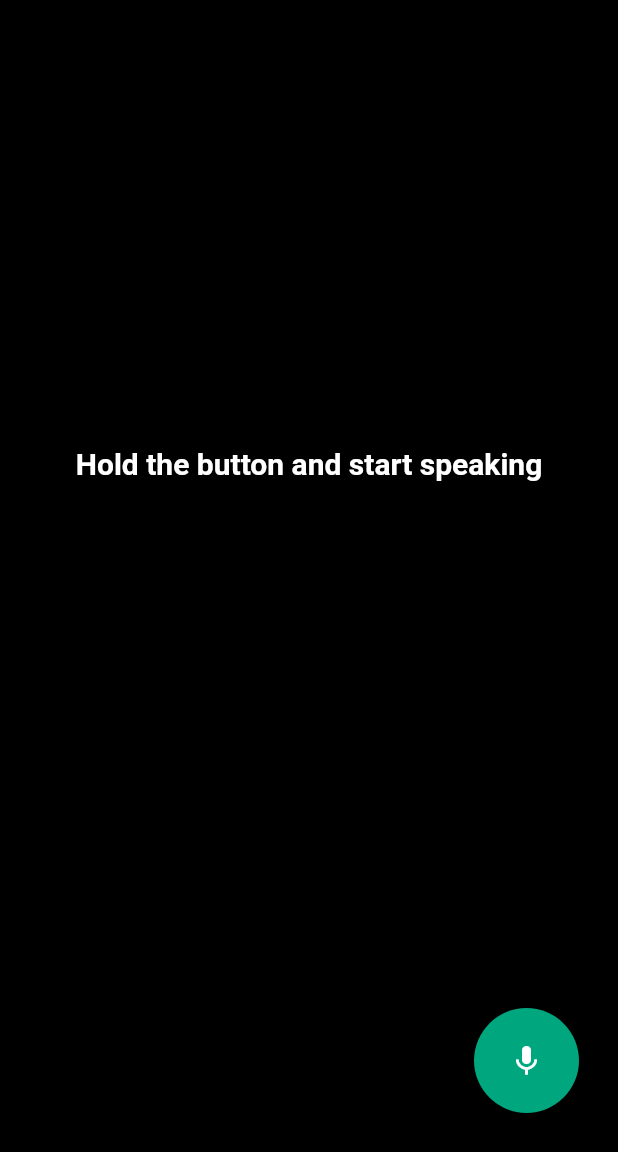
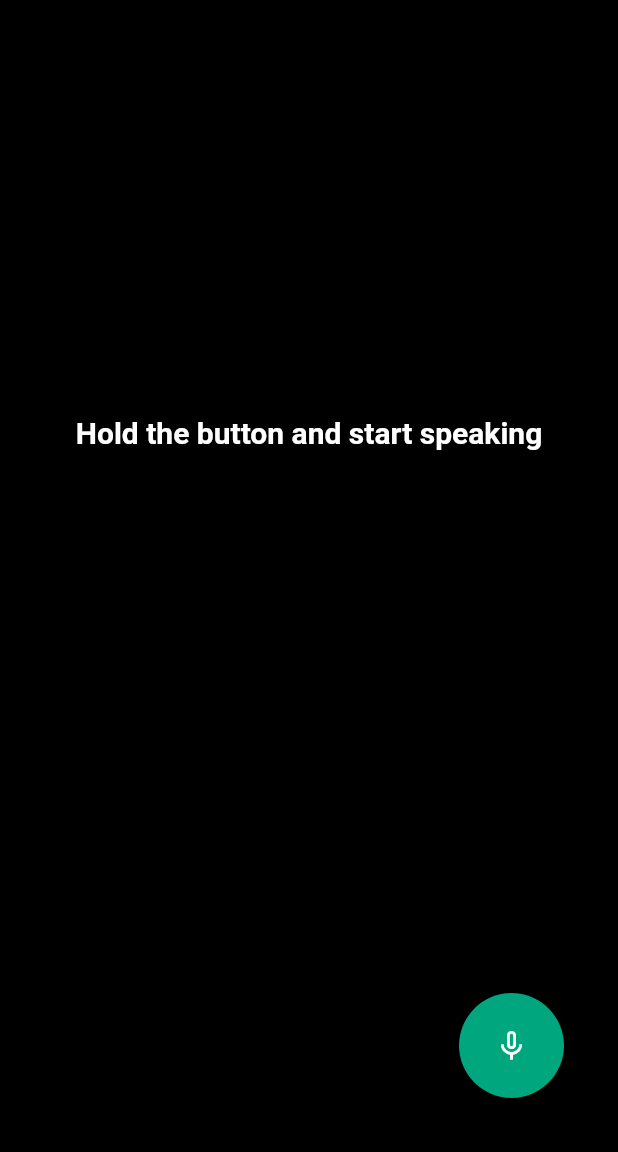
Before and after one commit to stp2003/speech_to_text, a Flutter app: the screen it shows after launch, on a phone screen of 412 x 824 dp, the part 84-1236 px from its top. Run offline on Flutter 3.47's test engine with Material 2 defaults, Android fonts, the phone set to English and light mode, and no system bars; drawn by our look-alikes of avatar_glow; our stand-ins replace speech_to_text.

Commit message:
Added speech to text

```diff
--- a/lib/main.dart
+++ b/lib/main.dart
@@ -1,6 +1,6 @@
 import 'package:flutter/material.dart';
 import 'package:flutter/services.dart';
-import 'package:speech_to_text/speech_screen.dart';
+import 'package:speech_to_texty/speech_screen.dart';
 
 void main() {
   SystemChrome.setSystemUIOverlayStyle(
--- a/lib/speech_screen.dart
+++ b/lib/speech_screen.dart
@@ -1,6 +1,7 @@
 import 'package:avatar_glow/avatar_glow.dart';
 import 'package:flutter/material.dart';
-import 'package:speech_to_text/colors.dart';
+import 'package:speech_to_text/speech_to_text.dart';
+import 'package:speech_to_texty/colors.dart';
 
 class SpeechScreen extends StatefulWidget {
   const SpeechScreen({Key? key}) : super(key: key);
@@ -10,24 +11,54 @@ class SpeechScreen extends StatefulWidget {
 }
 
 class _SpeechScreenState extends State<SpeechScreen> {
+  SpeechToText speechToText = SpeechToText();
   var text = "Hold the button and start speaking";
+  var isListening = false;
 
   @override
   Widget build(BuildContext context) {
     return Scaffold(
       backgroundColor: Colors.black,
-      floatingActionButton: const AvatarGlow(
-        endRadius: 45.0,
-        animate: true,
-        duration: Duration(milliseconds: 1000),
-        glowColor: Colors.lightBlue,
+
+      // FPr animation
+      floatingActionButton: AvatarGlow(
+        endRadius: 55.0,
+        animate: isListening, // only when pressed then only animate
+        duration: const Duration(milliseconds: 1000),
+        glowColor: Colors.white,
         repeat: true,
-        repeatPauseDuration: Duration(milliseconds: 100),
+        repeatPauseDuration: const Duration(milliseconds: 100),
         showTwoGlows: true,
+
+        child: GestureDetector(
+          onTapDown: (details) async {
+            if (!isListening) {
+              var available = await speechToText.initialize();
+              if (available) {
+                setState(() {
+                  isListening = true;
+                  speechToText.listen(onResult: (result) {
+                    setState(() {
+                      text = result.recognizedWords;
+                    });
+                  });
+                });
+              }
+            }
+          },
+          onTapUp: (details) {
+            setState(() {
+              isListening = false;
+            });
+            speechToText.stop();
+          },
+          // For mic icon
           child: CircleAvatar(
             backgroundColor: bgColor,
             radius: 35,
-          child: Icon(Icons.mic, color: Colors.white),
+            child: Icon(isListening ? Icons.mic : Icons.mic_none,
+                color: Colors.white),
+          ),
         ),
       ),
 
@@ -48,15 +79,23 @@ class _SpeechScreenState extends State<SpeechScreen> {
       ),
 
       // For Container
-      body: Container(
+      body: SingleChildScrollView(
+        reverse: true,
+        physics: const BouncingScrollPhysics(),
+        child: Container(
+          width: MediaQuery.of(context).size.width,
+          height: MediaQuery.of(context).size.height * 0.7,
           color: Colors.black,
           alignment: Alignment.center,
           padding: const EdgeInsets.symmetric(horizontal: 24, vertical: 16),
           margin: const EdgeInsets.only(bottom: 150),
           child: Text(
             text,
-          style: const TextStyle(
-              color: Colors.white, fontWeight: FontWeight.bold, fontSize: 20),
+            style: TextStyle(
+                color: isListening ? Colors.blueAccent : Colors.white,
+                fontWeight: FontWeight.bold,
+                fontSize: 20),
+          ),
         ),
       ),
     );
--- a/pubspec.yaml
+++ b/pubspec.yaml
@@ -1,4 +1,4 @@
-name: speech_to_text
+name: speech_to_texty
 description: A new Flutter project.
 
 # The following line prevents the package from being accidentally published to
@@ -37,6 +37,7 @@ dependencies:
   # Use with the CupertinoIcons class for iOS style icons.
   cupertino_icons: ^1.0.2
   avatar_glow: ^2.0.2
+  speech_to_text: ^6.1.1
 
 dev_dependencies:
   flutter_test:
```
Also changed, not shown: pubspec.lock, 9 other files. Lines whose indentation alone changed are shown as unchanged.
